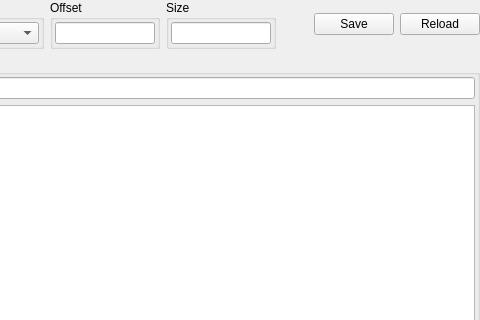
Qt form xhashwidget.ui (horsicq/XHashWidget) before a commit; both pictures show x 322 to 802 and y 0 to 320 of the 802 by 448 pixel window.
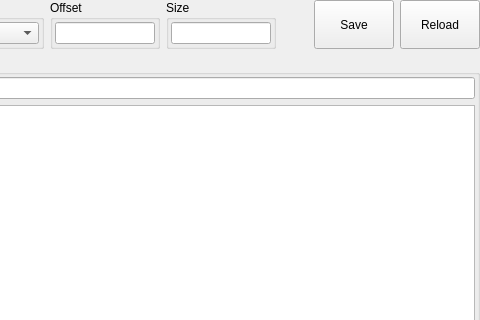
The same form after that commit. Custom widgets are drawn as their Qt base class.

What changed in the file:
```diff
--- a/xhashwidget.ui
+++ b/xhashwidget.ui
@@ -180,6 +180,12 @@
      </item>
      <item>
       <widget class="QPushButton" name="pushButtonSave">
+       <property name="sizePolicy">
+        <sizepolicy hsizetype="Minimum" vsizetype="Minimum">
+         <horstretch>0</horstretch>
+         <verstretch>0</verstretch>
+        </sizepolicy>
+       </property>
        <property name="text">
         <string>Save</string>
        </property>
@@ -187,6 +193,12 @@
      </item>
      <item>
       <widget class="QPushButton" name="pushButtonReload">
+       <property name="sizePolicy">
+        <sizepolicy hsizetype="Minimum" vsizetype="Minimum">
+         <horstretch>0</horstretch>
+         <verstretch>0</verstretch>
+        </sizepolicy>
+       </property>
        <property name="text">
         <string>Reload</string>
        </property>
```
